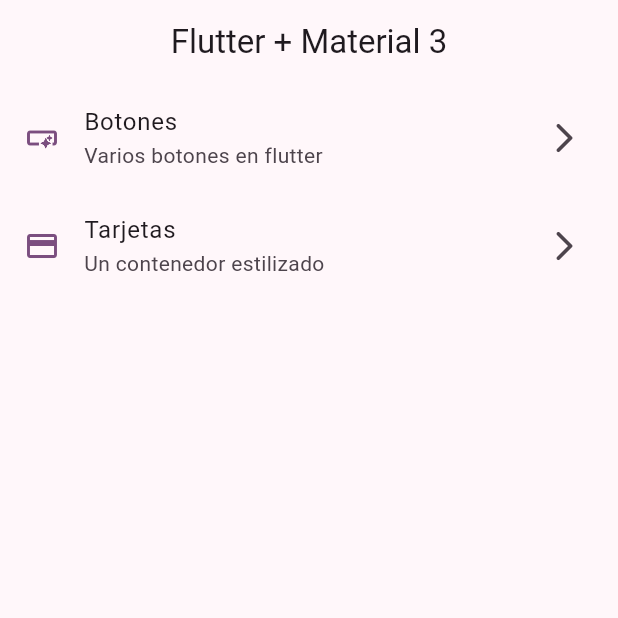
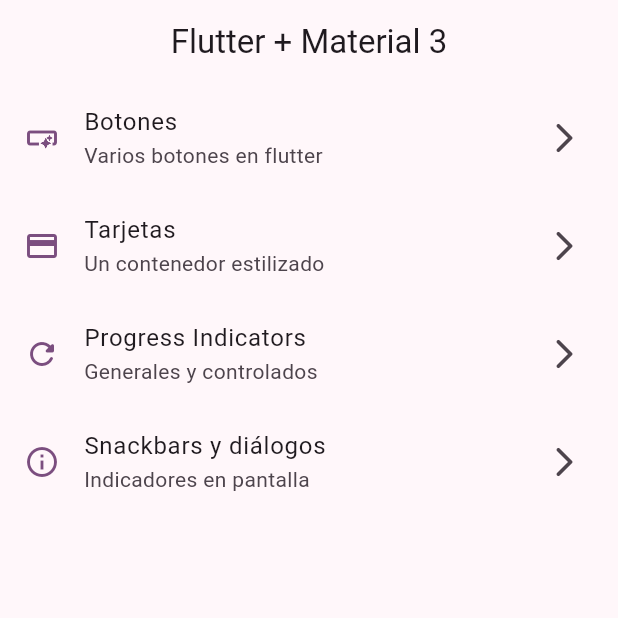
Before and after one commit to JLucianoSS/widgets_app, a Flutter app: the screen it shows after launch, on a phone screen of 412 x 824 dp, the top half of it. Run offline on Flutter 3.47's test engine with Material 3 defaults, Android fonts, the phone set to English and light mode, and no system bars; our stand-ins replace go_router.

Commit message:
snackbars and dialogs finished

```diff
--- a/lib/config/menu/menu_items.dart
+++ b/lib/config/menu/menu_items.dart
@@ -30,5 +30,17 @@ const List<MenuItem> appMenuItems = [
     subTitle: 'Un contenedor estilizado',
     link: '/cards',
     icon: Icons.credit_card
-    ),
+  ),
+  MenuItem(
+    title: 'Progress Indicators',
+    subTitle: 'Generales y controlados',
+    link: '/progress',
+    icon: Icons.refresh_rounded
+  ),
+  MenuItem(
+    title: 'Snackbars y diálogos',
+    subTitle: 'Indicadores en pantalla',
+    link: '/snackbars',
+    icon: Icons.info_outline
+  ),
 ];
--- a/lib/config/router/app_router.dart
+++ b/lib/config/router/app_router.dart
@@ -21,5 +21,15 @@ final appRouter = GoRouter(
       name: CardsScreen.name,
       builder: (context, state) => const CardsScreen(),
     ),
+    GoRoute(
+      path: '/progress',
+      name: ProgressScreen.name,
+      builder: (context, state) => const ProgressScreen(),
+    ),
+    GoRoute(
+      path: '/snackbars',
+      name: SnackbarScreen.name,
+      builder: (context, state) => const SnackbarScreen(),
+    ),
   ],
 );
--- a/lib/main.dart
+++ b/lib/main.dart
@@ -13,6 +13,7 @@ class MainApp extends StatelessWidget {
   @override
   Widget build(BuildContext context) {
     return MaterialApp.router(
+      title: 'Flutter Widgets',
       routerConfig: appRouter,
       debugShowCheckedModeBanner: false,
       theme: AppTheme(selectedColor: 4).getTheme(),
```
Also changed, not shown: lib/presentation/screens/progress/progress_screen.dart (+61 -1 lines), lib/presentation/screens/snackbar/snackbar_screen.dart (+60 -1 lines).
